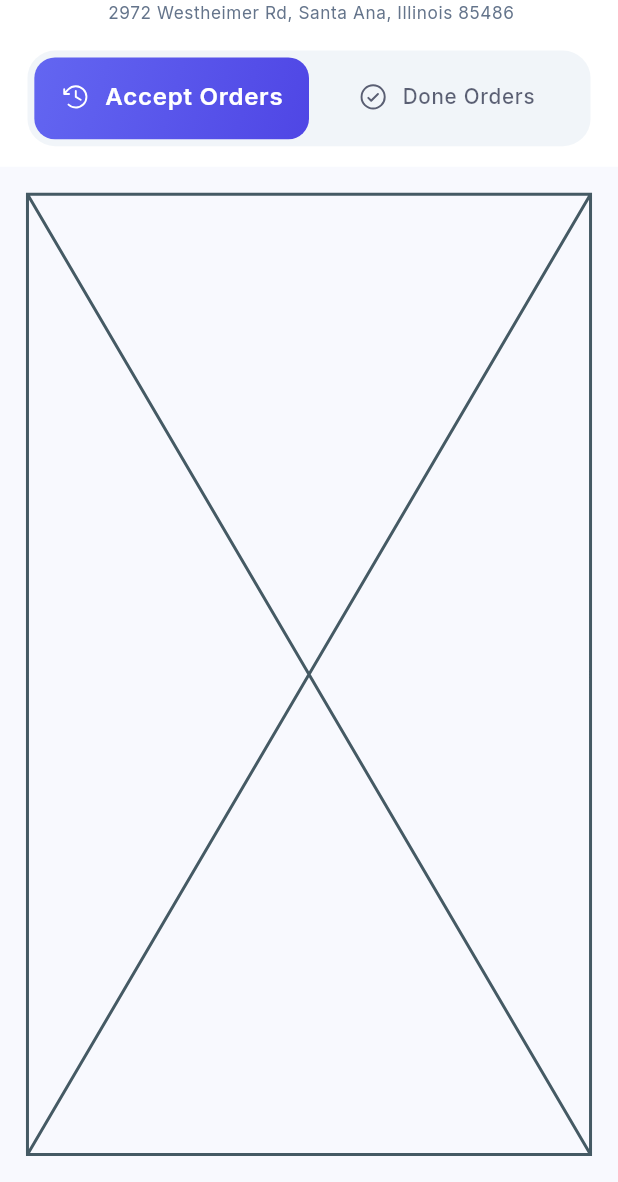
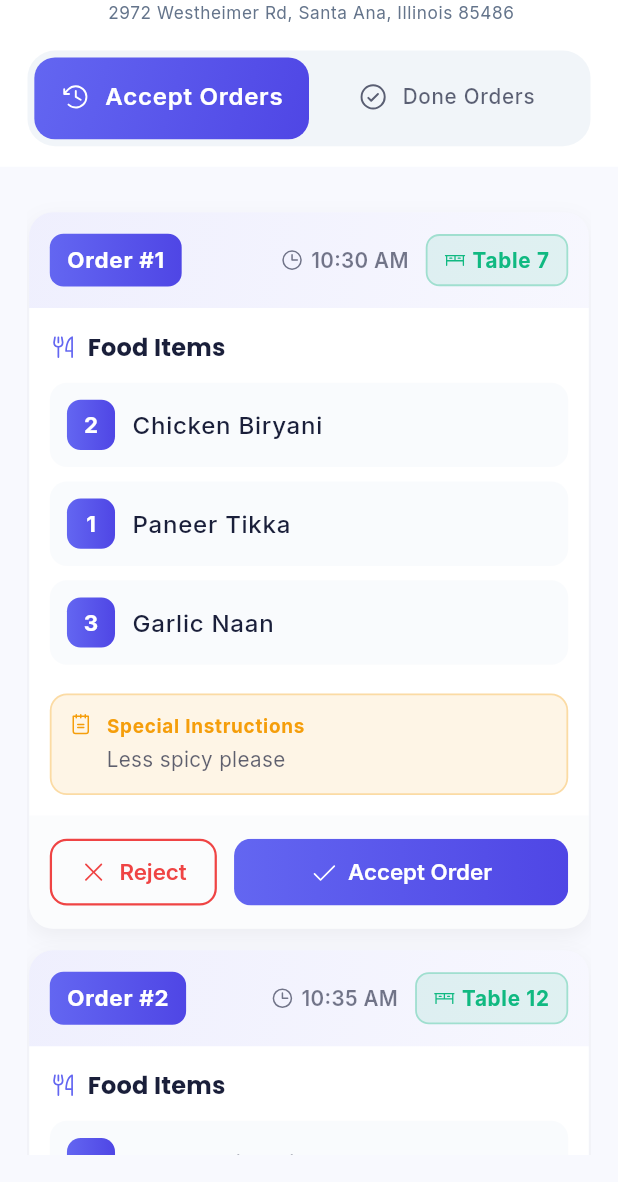
Before and after one commit to alonevaibhav/thewaiter, a Flutter app: the ChefPanel screen opened by its route, on a phone screen of 412 x 824 dp, the part 54-1236 px from its top. Run offline on Flutter 3.47's test engine with Material 3 defaults, Android fonts, the phone set to English and light mode, and no system bars; our stand-ins replace connectivity_plus, dropdown_button2, file_picker, flutter_local_notifications, flutter_screenutil, fluttertoast and 11 more; missing offline and left inert: flutter_pdfview, translator; accounts and stored records are empty.

Commit message:
accept_order done

```diff
--- /dev/null
+++ b/lib/app/modules/chef_panel/accept_order/accept_order.dart
@@ -0,0 +1,388 @@
+import 'package:flutter/material.dart';
+import 'package:flutter_screenutil/flutter_screenutil.dart';
+import 'package:phosphor_flutter/phosphor_flutter.dart';
+import 'package:get/get.dart';
+import '../../../core/Theme/app_theme.dart';
+import '../../controller/chef_controller/accept_order_controller.dart';
+
+class AcceptOrdersPage extends StatelessWidget {
+  const AcceptOrdersPage({super.key});
+
+  @override
+  Widget build(BuildContext context) {
+    final controller = Get.put(AcceptOrdersController());
+    final theme = Theme.of(context);
+    final colorScheme = theme.colorScheme;
+    final textTheme = theme.textTheme;
+
+    return Obx(() {
+      if (controller.orders.isEmpty) {
+        return Center(
+          child: Column(
+            mainAxisAlignment: MainAxisAlignment.center,
+            children: [
+              Icon(
+                PhosphorIcons.clipboardText(),
+                size: 64.sp,
+                color: colorScheme.onSurface.withOpacity(0.3),
+              ),
+              SizedBox(height: 12.h),
+              Text(
+                'No Pending Orders',
+                style: textTheme.titleLarge?.copyWith(
+                  color: colorScheme.onSurface.withOpacity(0.6),
+                  fontWeight: FontWeight.w600,
+                ),
+              ),
+              SizedBox(height: 6.h),
+              Text(
+                'All orders have been processed',
+                style: textTheme.bodyMedium?.copyWith(
+                  color: colorScheme.onSurface.withOpacity(0.5),
+                ),
+              ),
+            ],
+          ),
+        );
+      }
+
+      return ListView.builder(
+        padding: EdgeInsets.symmetric(horizontal: 1.w, vertical: 10.h),
+        itemCount: controller.orders.length,
+        itemBuilder: (context, index) {
+          final order = controller.orders[index];
+          return buildOrderCard(context, order, theme, colorScheme, textTheme);
+        },
+      );
+    });
+  }
+
+  Widget buildOrderCard(
+      BuildContext context,
+      Map<String, dynamic> order,
+      ThemeData theme,
+      ColorScheme colorScheme,
+      TextTheme textTheme,
+      ) {
+    final controller = Get.find<AcceptOrdersController>();
+    final isDark = theme.brightness == Brightness.dark;
+
+    return Container(
+      margin: EdgeInsets.only(bottom: 12.h),
+      decoration: BoxDecoration(
+        color: colorScheme.surface,
+        borderRadius: BorderRadius.circular(14.r),
+        boxShadow: isDark ? AppTheme.darkShadowSmall : AppTheme.shadowSmall,
+      ),
+      child: Column(
+        children: [
+          // Header with Gradient
+          Container(
+            padding: EdgeInsets.symmetric(horizontal: 12.w, vertical: 12.h),
+            decoration: BoxDecoration(
+              gradient: LinearGradient(
+                colors: [
+                  colorScheme.primary.withOpacity(0.1),
+                  colorScheme.primary.withOpacity(0.05),
+                ],
+                begin: Alignment.topLeft,
+                end: Alignment.bottomRight,
+              ),
+              borderRadius: BorderRadius.only(
+                topLeft: Radius.circular(14.r),
+                topRight: Radius.circular(14.r),
+              ),
+            ),
+            child: Row(
+              children: [
+                // Order Number Badge
+                Container(
+                  padding: EdgeInsets.symmetric(horizontal: 10.w, vertical: 6.h),
+                  decoration: BoxDecoration(
+                    gradient: LinearGradient(
+                      colors: [
+                        colorScheme.primary,
+                        isDark ? AppTheme.primaryLight : AppTheme.primaryDark,
+                      ],
+                    ),
+                    borderRadius: BorderRadius.circular(8.r),
+                  ),
+                  child: Text(
+                    'Order #${order['orderNo']}',
+                    style: textTheme.labelLarge?.copyWith(
+                      color: colorScheme.onPrimary,
+                      fontWeight: FontWeight.bold,
+                      fontSize: 13.sp,
+                    ),
+                  ),
+                ),
+                const Spacer(),
+                // Time
+                Icon(
+                  PhosphorIcons.clock(),
+                  size: 14.sp,
+                  color: colorScheme.onSurface.withOpacity(0.6),
+                ),
+                SizedBox(width: 4.w),
+                Text(
+                  order['time'],
+                  style: textTheme.bodyMedium?.copyWith(
+                    color: colorScheme.onSurface.withOpacity(0.6),
+                    fontWeight: FontWeight.w600,
+                    fontSize: 12.sp,
+                  ),
+                ),
+                SizedBox(width: 10.w),
+                // Table Badge
+                Container(
+                  padding: EdgeInsets.symmetric(horizontal: 10.w, vertical: 6.h),
+                  decoration: BoxDecoration(
+                    color: AppTheme.success.withOpacity(0.1),
+                    borderRadius: BorderRadius.circular(8.r),
+                    border: Border.all(
+                      color: AppTheme.success.withOpacity(0.3),
+                      width: 1.2,
+                    ),
+                  ),
+                  child: Row(
+                    children: [
+                      Icon(
+                        PhosphorIcons.desk(),
+                        size: 12.sp,
+                        color: AppTheme.success,
+                      ),
+                      SizedBox(width: 4.w),
+                      Text(
+                        'Table ${order['tableNo']}',
+                        style: textTheme.labelMedium?.copyWith(
+                          color: AppTheme.success,
+                          fontWeight: FontWeight.bold,
+                          fontSize: 12.sp,
+                        ),
+                      ),
+                    ],
+                  ),
+                ),
+              ],
+            ),
+          ),
+
+          // Items Section
+          Padding(
+            padding: EdgeInsets.all(12.w),
+            child: Column(
+              crossAxisAlignment: CrossAxisAlignment.start,
+              children: [
+                // Food Items Header
+                Row(
+                  children: [
+                    Icon(
+                      PhosphorIcons.forkKnife(),
+                      size: 16.sp,
+                      color: colorScheme.primary,
+                    ),
+                    SizedBox(width: 6.w),
+                    Text(
+                      'Food Items',
+                      style: textTheme.titleMedium?.copyWith(
+                        fontWeight: FontWeight.bold,
+                        fontSize: 14.sp,
+                      ),
+                    ),
+                  ],
+                ),
+                SizedBox(height: 10.h),
+
+                // Items List
+                ...List.generate(order['items'].length, (index) {
+                  final item = order['items'][index];
+                  return Container(
+                    margin: EdgeInsets.only(bottom: 8.h),
+                    padding: EdgeInsets.all(10.w),
+                    decoration: BoxDecoration(
+                      color: colorScheme.surfaceContainerHighest.withOpacity(0.4),
+                      borderRadius: BorderRadius.circular(10.r),
+                    ),
+                    child: Row(
+                      children: [
+                        // Quantity Badge
+                        Container(
+                          width: 28.w,
+                          height: 28.h,
+                          decoration: BoxDecoration(
+                            gradient: LinearGradient(
+                              colors: [
+                                colorScheme.primary,
+                                isDark ? AppTheme.primaryLight : AppTheme.primaryDark,
+                              ],
+                            ),
+                            borderRadius: BorderRadius.circular(8.r),
+                          ),
+                          child: Center(
+                            child: Text(
+                              '${item['quantity']}',
+                              style: textTheme.labelLarge?.copyWith(
+                                color: colorScheme.onPrimary,
+                                fontWeight: FontWeight.bold,
+                                fontSize: 13.sp,
+                              ),
+                            ),
+                          ),
+                        ),
+                        SizedBox(width: 10.w),
+                        // Item Name
+                        Expanded(
+                          child: Text(
+                            item['name'],
+                            style: textTheme.bodyLarge?.copyWith(
+                              fontWeight: FontWeight.w500,
+                              fontSize: 14.sp,
+                            ),
+                          ),
+                        ),
+                      ],
+                    ),
+                  );
+                }),
+
+                // Special Instructions
+                if (order['specialInstructions'] != null) ...[
+                  SizedBox(height: 8.h),
+                  Container(
+                    padding: EdgeInsets.all(10.w),
+                    decoration: BoxDecoration(
+                      color: AppTheme.warning.withOpacity(0.1),
+                      borderRadius: BorderRadius.circular(10.r),
+                      border: Border.all(
+                        color: AppTheme.warning.withOpacity(0.3),
+                        width: 1.2,
+                      ),
+                    ),
+                    child: Row(
+                      crossAxisAlignment: CrossAxisAlignment.start,
+                      children: [
+                        Icon(
+                          PhosphorIcons.notepad(),
+                          size: 14.sp,
+                          color: AppTheme.warning,
+                        ),
+                        SizedBox(width: 8.w),
+                        Expanded(
+                          child: Column(
+                            crossAxisAlignment: CrossAxisAlignment.start,
+                            children: [
+                              Text(
+                                'Special Instructions',
+                                style: textTheme.labelSmall?.copyWith(
+                                  color: AppTheme.warning,
+                                  fontWeight: FontWeight.bold,
+                                  fontSize: 11.sp,
+                                ),
+                              ),
+                              SizedBox(height: 2.h),
+                              Text(
+                                order['specialInstructions'],
+                                style: textTheme.bodyMedium?.copyWith(
+                                  color: colorScheme.onSurface.withOpacity(0.7),
+                                  fontSize: 12.sp,
+                                ),
+                              ),
+                            ],
+                          ),
+                        ),
+                      ],
+                    ),
+                  ),
+                ],
+              ],
+            ),
+          ),
+
+          // Action Buttons
+          Container(
+            padding: EdgeInsets.all(12.w),
+            decoration: BoxDecoration(
+              color: colorScheme.surfaceContainerHighest.withOpacity(0.3),
+              borderRadius: BorderRadius.only(
+                bottomLeft: Radius.circular(14.r),
+                bottomRight: Radius.circular(14.r),
+              ),
+            ),
+            child: Row(
+              children: [
+                // Reject Button
+                Expanded(
+                  child: OutlinedButton.icon(
+                    onPressed: () => controller.showRejectDialog(order['orderNo']),
+                    icon: Icon(PhosphorIcons.x(), size: 16.sp),
+                    label: Text(
+                      'Reject',
+                      style: TextStyle(fontSize: 13.sp),
+                    ),
+                    style: OutlinedButton.styleFrom(
+                      foregroundColor: colorScheme.error,
+                      padding: EdgeInsets.symmetric(vertical: 11.h),
+                      shape: RoundedRectangleBorder(
+                        borderRadius: BorderRadius.circular(10.r),
+                      ),
+                      side: BorderSide(
+                        color: colorScheme.error,
+                        width: 1.5,
+                      ),
+                    ),
+                  ),
+                ),
+                SizedBox(width: 10.w),
+                // Accept Button
+                Expanded(
+                  flex: 2,
+                  child: ElevatedButton(
+                    onPressed: () => controller.acceptOrder(order['orderNo']),
+                    style: ElevatedButton.styleFrom(
+                      padding: EdgeInsets.zero,
+                      shape: RoundedRectangleBorder(
+                        borderRadius: BorderRadius.circular(10.r),
+                      ),
+                      backgroundColor: Colors.transparent,
+                      shadowColor: Colors.transparent,
+                      foregroundColor: colorScheme.onPrimary,
+                    ),
+                    child: Ink(
+                      decoration: BoxDecoration(
+                        gradient: LinearGradient(
+                          colors: [
+                            colorScheme.primary,
+                            isDark ? AppTheme.primaryLight : AppTheme.primaryDark,
+                          ],
+                        ),
+                        borderRadius: BorderRadius.circular(10.r),
+                      ),
+                      child: Container(
+                        padding: EdgeInsets.symmetric(vertical: 11.h),
+                        alignment: Alignment.center,
+                        child: Row(
+                          mainAxisAlignment: MainAxisAlignment.center,
+                          children: [
+                            Icon(PhosphorIcons.check(), size: 16.sp),
+                            SizedBox(width: 6.w),
+                            Text(
+                              'Accept Order',
+                              style: TextStyle(
+                                fontSize: 13.sp,
+                                fontWeight: FontWeight.w600,
+                              ),
+                            ),
+                          ],
+                        ),
+                      ),
+                    ),
+                  ),
+                ),
+              ],
+            ),
+          ),
+        ],
+      ),
+    );
+  }
+}
--- a/lib/app/modules/chef_panel/chef_panel.dart
+++ b/lib/app/modules/chef_panel/chef_panel.dart
@@ -1,10 +1,8 @@
 import 'package:flutter/material.dart';
-import 'package:get/get.dart';
 import 'package:flutter_screenutil/flutter_screenutil.dart';
 import 'package:phosphor_flutter/phosphor_flutter.dart';
 import '../../core/Theme/app_theme.dart';
-import '../../core/services/theme_service.dart';
-import '../controller/chef_controller.dart';
+import 'accept_order/accept_order.dart';
 import 'component/chef_drawer.dart';
 
 class ChefPanel extends StatelessWidget {
@@ -12,9 +10,6 @@ class ChefPanel extends StatelessWidget {
 
   @override
   Widget build(BuildContext context) {
-    final ChefPanelController controller = Get.put(ChefPanelController());
-    final ThemeController themeController = Get.put(ThemeController());
-
     final theme = Theme.of(context);
     final colorScheme = theme.colorScheme;
 
@@ -120,10 +115,7 @@ class ChefPanel extends StatelessWidget {
             ),
             Expanded(
               child: TabBarView(
-                children: [
-                  _buildPendingOrdersList(),
-                  _buildInProgressOrdersList(),
-                ],
+                children: [_buildAcceptOrdersList(), _buildInDoneOrdersList()],
               ),
             ),
           ],
@@ -132,14 +124,14 @@ class ChefPanel extends StatelessWidget {
     );
   }
 
-  Widget _buildPendingOrdersList() {
+  Widget _buildAcceptOrdersList() {
     return Padding(
       padding: EdgeInsets.all(AppTheme.space16),
-      child: const Placeholder(),
+      child: const AcceptOrdersPage(),
     );
   }
 
-  Widget _buildInProgressOrdersList() {
+  Widget _buildInDoneOrdersList() {
     return Padding(
       padding: EdgeInsets.all(AppTheme.space16),
       child: const Placeholder(),
--- a/lib/app/modules/waiter_panel/waiter_panel.dart
+++ b/lib/app/modules/waiter_panel/waiter_panel.dart
@@ -1,8 +1,6 @@
 import 'package:flutter/material.dart';
-import 'package:get/get.dart';
 import 'package:flutter_screenutil/flutter_screenutil.dart';
 import 'package:phosphor_flutter/phosphor_flutter.dart';
-import 'package:thewaiter/app/modules/controller/waiter_controller.dart';
 import '../../core/Theme/app_theme.dart';
 import 'component/waiter_drawer.dart';
 
@@ -11,7 +9,6 @@ class WaiterPanel extends StatelessWidget {
 
   @override
   Widget build(BuildContext context) {
-    final WaiterPanelController controller = Get.put(WaiterPanelController());
 
     final theme = Theme.of(context);
     final colorScheme = theme.colorScheme;
```
Also changed, not shown: lib/app/modules/controller/chef_controller/accept_order_controller.dart (added, +225 -0 lines), lib/app/modules/waiter_panel/component/waiter_drawer.dart (+11 -20 lines), pubspec.yaml (+8 -0 lines), lib/app/modules/controller/chef_controller/chef_controller.dart (renamed from lib/app/modules/controller/chef_controller.dart), lib/app/modules/controller/waiter_controller/waiter_controller.dart (renamed from lib/app/modules/controller/waiter_controller.dart), 22 other files.
